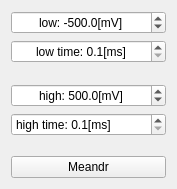
Before: the Qt Designer form software/voltamp/src/meandr_wnd.ui in z80/voltamper, drawn with Qt 5.
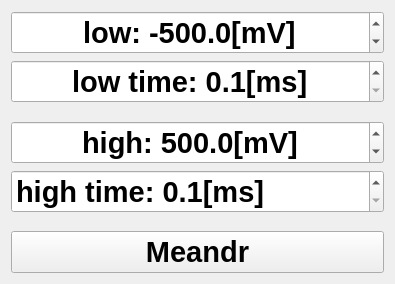
After: the same form once the commit is applied.

Commit message: Increased font size. Added coulombs measurement.

```diff
--- a/software/voltamp/src/meandr_wnd.ui
+++ b/software/voltamp/src/meandr_wnd.ui
@@ -6,10 +6,17 @@
    <rect>
     <x>0</x>
     <y>0</y>
-    <width>177</width>
-    <height>189</height>
+    <width>395</width>
+    <height>284</height>
    </rect>
   </property>
+  <property name="font">
+   <font>
+    <pointsize>22</pointsize>
+    <weight>75</weight>
+    <bold>true</bold>
+   </font>
+  </property>
   <property name="windowTitle">
    <string>Meandr</string>
   </property>
```
The commit also changes 17 other files.
